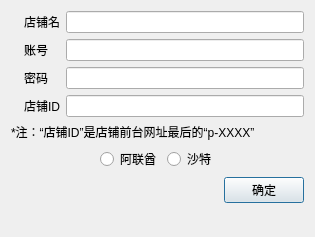
Qt form Lemon01/AddShopDialog.ui (BigMouseFive/lemon01) before a commit.
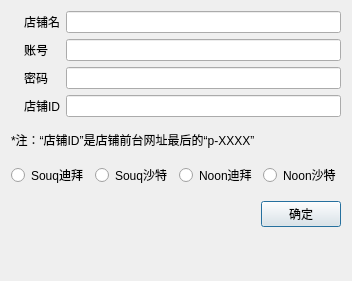
The same form after that commit. Icons and pictures are not drawn.

```diff
--- a/Lemon01/AddShopDialog.ui
+++ b/Lemon01/AddShopDialog.ui
@@ -6,8 +6,8 @@
    <rect>
     <x>0</x>
     <y>0</y>
-    <width>315</width>
-    <height>237</height>
+    <width>334</width>
+    <height>281</height>
    </rect>
   </property>
   <property name="windowTitle">
@@ -18,6 +18,9 @@
     <normaloff>:/Lemon01/lemon.png</normaloff>:/Lemon01/lemon.png</iconset>
   </property>
   <layout class="QVBoxLayout" name="verticalLayout">
+   <property name="spacing">
+    <number>14</number>
+   </property>
    <item>
     <layout class="QGridLayout" name="gridLayout">
      <property name="bottomMargin">
@@ -208,8 +211,32 @@
      </item>
      <item>
       <widget class="QRadioButton" name="radio1">
+       <property name="sizePolicy">
+        <sizepolicy hsizetype="Preferred" vsizetype="Fixed">
+         <horstretch>0</horstretch>
+         <verstretch>0</verstretch>
+        </sizepolicy>
+       </property>
+       <property name="minimumSize">
+        <size>
+         <width>0</width>
+         <height>0</height>
+        </size>
+       </property>
+       <property name="maximumSize">
+        <size>
+         <width>16777215</width>
+         <height>16777215</height>
+        </size>
+       </property>
+       <property name="baseSize">
+        <size>
+         <width>0</width>
+         <height>0</height>
+        </size>
+       </property>
        <property name="text">
-        <string>阿联酋</string>
+        <string>Souq迪拜</string>
        </property>
        <property name="iconSize">
         <size>
@@ -221,8 +248,106 @@
      </item>
      <item>
       <widget class="QRadioButton" name="radio2">
+       <property name="sizePolicy">
+        <sizepolicy hsizetype="Preferred" vsizetype="Fixed">
+         <horstretch>0</horstretch>
+         <verstretch>0</verstretch>
+        </sizepolicy>
+       </property>
+       <property name="minimumSize">
+        <size>
+         <width>0</width>
+         <height>0</height>
+        </size>
+       </property>
+       <property name="maximumSize">
+        <size>
+         <width>16777215</width>
+         <height>16777215</height>
+        </size>
+       </property>
+       <property name="baseSize">
+        <size>
+         <width>0</width>
+         <height>0</height>
+        </size>
+       </property>
        <property name="text">
-        <string>沙特</string>
+        <string>Souq沙特</string>
+       </property>
+       <property name="iconSize">
+        <size>
+         <width>32</width>
+         <height>32</height>
+        </size>
+       </property>
+      </widget>
+     </item>
+     <item>
+      <widget class="QRadioButton" name="radio3">
+       <property name="sizePolicy">
+        <sizepolicy hsizetype="Preferred" vsizetype="Fixed">
+         <horstretch>0</horstretch>
+         <verstretch>0</verstretch>
+        </sizepolicy>
+       </property>
+       <property name="minimumSize">
+        <size>
+         <width>0</width>
+         <height>0</height>
+        </size>
+       </property>
+       <property name="maximumSize">
+        <size>
+         <width>16777215</width>
+         <height>16777215</height>
+        </size>
+       </property>
+       <property name="baseSize">
+        <size>
+         <width>0</width>
+         <height>0</height>
+        </size>
+       </property>
+       <property name="text">
+        <string>Noon迪拜</string>
+       </property>
+       <property name="iconSize">
+        <size>
+         <width>32</width>
+         <height>32</height>
+        </size>
+       </property>
+      </widget>
+     </item>
+     <item>
+      <widget class="QRadioButton" name="radio4">
+       <property name="sizePolicy">
+        <sizepolicy hsizetype="Preferred" vsizetype="Fixed">
+         <horstretch>0</horstretch>
+         <verstretch>0</verstretch>
+        </sizepolicy>
+       </property>
+       <property name="minimumSize">
+        <size>
+         <width>0</width>
+         <height>0</height>
+        </size>
+       </property>
+       <property name="maximumSize">
+        <size>
+         <width>16777215</width>
+         <height>16777215</height>
+        </size>
+       </property>
+       <property name="baseSize">
+        <size>
+         <width>0</width>
+         <height>0</height>
+        </size>
+       </property>
+       <property name="text">
+        <string>Noon沙特</string>
        </property>
        <property name="iconSize">
         <size>
```
Left out of the diff: 170 changed lines with no effect on the pictures.
